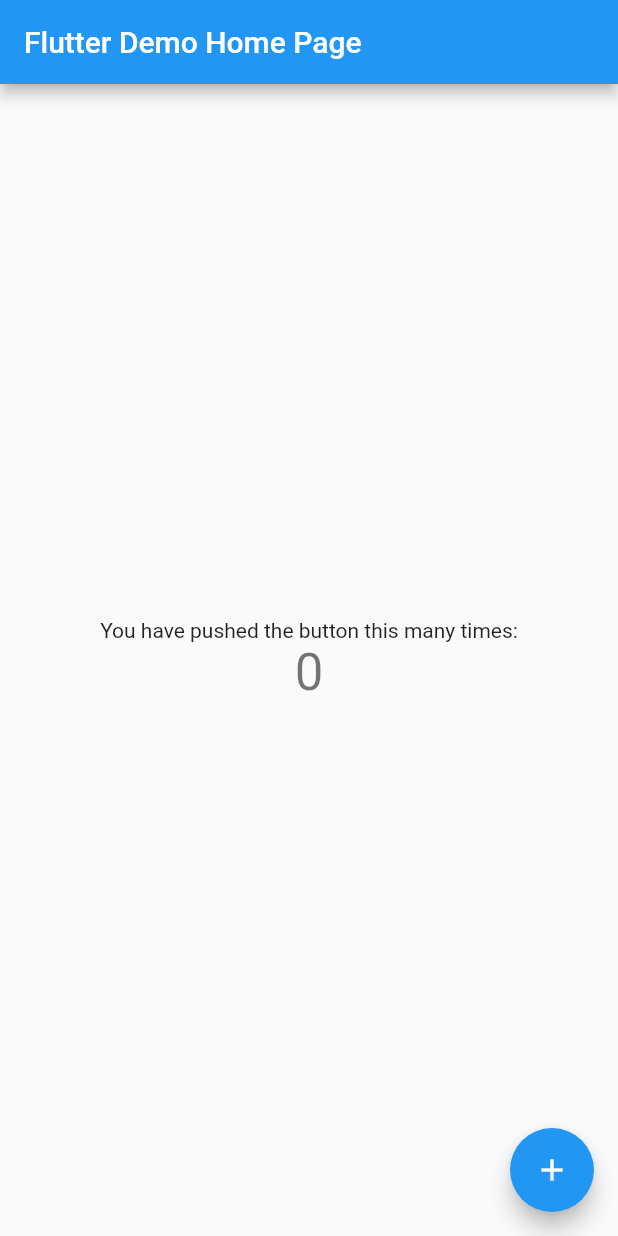
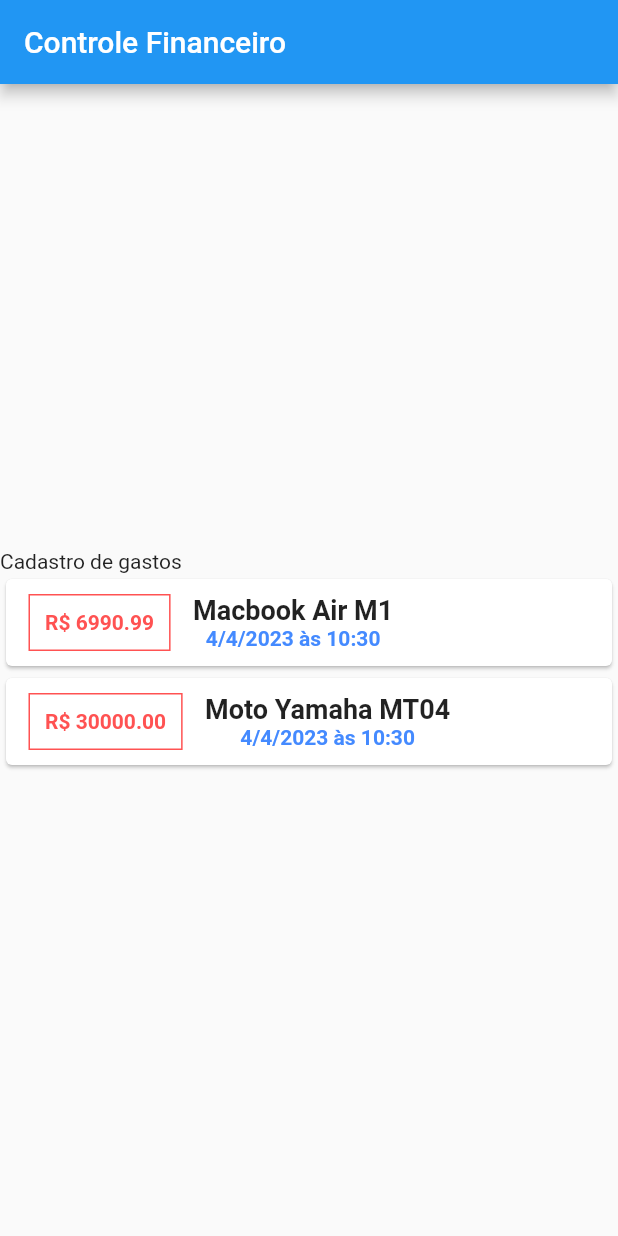
Before and after one commit to caiofers/flutter_financial_control, a Flutter app: the screen it shows after launch, on a phone screen of 412 x 824 dp. Run offline on Flutter 3.47's test engine with Material 2 defaults, Android fonts, the phone set to English and light mode, and no system bars.

Commit message:
Listagem de transações - Layout de baixa fidelidade

```diff
--- /dev/null
+++ b/lib/financial_transactions_widget.dart
@@ -0,0 +1,58 @@
+import 'package:flutter/material.dart';
+import './model/financial_transaction.dart';
+
+class FinancialTransactionsWidget extends StatefulWidget {
+  const FinancialTransactionsWidget({super.key});
+
+  @override
+  State<FinancialTransactionsWidget> createState() =>
+      _FinancialTransactionsWidgetState();
+}
+
+class _FinancialTransactionsWidgetState
+    extends State<FinancialTransactionsWidget> {
+  List<FinancialTransaction> transactions = [
+    FinancialTransaction("0", "Macbook Air M1", 6990.99, DateTime.now()),
+    FinancialTransaction("1", "Moto Yamaha MT04", 30000, DateTime.now()),
+  ];
+
+  @override
+  Widget build(BuildContext context) {
+    return Column(
+        children: transactions.map((transaction) {
+      return Card(
+        child: Row(
+          children: [
+            Container(
+              margin: const EdgeInsets.symmetric(vertical: 10, horizontal: 15),
+              padding: const EdgeInsets.all(10),
+              decoration: BoxDecoration(
+                  border: Border.all(color: Colors.redAccent, width: 1)),
+              child: Text(
+                "R\$ ${transaction.value.toStringAsFixed(2)}",
+                style: const TextStyle(
+                    fontWeight: FontWeight.bold, color: Colors.redAccent),
+              ),
+            ),
+            Column(
+              children: [
+                Text(
+                  transaction.description,
+                  style: const TextStyle(
+                      fontSize: 18, fontWeight: FontWeight.bold),
+                ),
+                Text(
+                  "${transaction.date.toLocal().day}/${transaction.date.toLocal().month}/${transaction.date.toLocal().year} às ${transaction.date.toLocal().hour}:${transaction.date.toLocal().minute}",
+                  style: const TextStyle(
+                      fontSize: 14,
+                      fontWeight: FontWeight.bold,
+                      color: Colors.blueAccent),
+                )
+              ],
+            )
+          ],
+        ),
+      );
+    }).toList());
+  }
+}
--- a/lib/main.dart
+++ b/lib/main.dart
@@ -1,115 +1,39 @@
 import 'package:flutter/material.dart';
+import 'package:flutter_financial_control/financial_transactions_widget.dart';
 
 void main() {
-  runApp(const MyApp());
+  runApp(const FinancialControlApp());
 }
 
-class MyApp extends StatelessWidget {
-  const MyApp({super.key});
+class FinancialControlApp extends StatelessWidget {
+  const FinancialControlApp({super.key});
 
-  // This widget is the root of your application.
   @override
   Widget build(BuildContext context) {
-    return MaterialApp(
-      title: 'Flutter Demo',
-      theme: ThemeData(
-        // This is the theme of your application.
-        //
-        // Try running your application with "flutter run". You'll see the
-        // application has a blue toolbar. Then, without quitting the app, try
-        // changing the primarySwatch below to Colors.green and then invoke
-        // "hot reload" (press "r" in the console where you ran "flutter run",
-        // or simply save your changes to "hot reload" in a Flutter IDE).
-        // Notice that the counter didn't reset back to zero; the application
-        // is not restarted.
-        primarySwatch: Colors.blue,
+    return const MaterialApp(home: HomePage());
+  }
+}
+
+class HomePage extends StatefulWidget {
+  const HomePage({super.key});
+
+  @override
+  State<HomePage> createState() => _HomePageState();
+}
+
+class _HomePageState extends State<HomePage> {
+  @override
+  Widget build(BuildContext context) {
+    return Scaffold(
+      appBar: AppBar(title: const Text("Controle Financeiro")),
+      body: Column(
+        mainAxisAlignment: MainAxisAlignment.center,
+        crossAxisAlignment: CrossAxisAlignment.stretch,
+        children: const [
+          Text("Cadastro de gastos"),
+          FinancialTransactionsWidget()
+        ],
       ),
-      home: const MyHomePage(title: 'Flutter Demo Home Page'),
     );
   }
 }
-
-class MyHomePage extends StatefulWidget {
-  const MyHomePage({super.key, required this.title});
-
-  // This widget is the home page of your application. It is stateful, meaning
-  // that it has a State object (defined below) that contains fields that affect
-  // how it looks.
-
-  // This class is the configuration for the state. It holds the values (in this
-  // case the title) provided by the parent (in this case the App widget) and
-  // used by the build method of the State. Fields in a Widget subclass are
-  // always marked "final".
-
-  final String title;
-
-  @override
-  State<MyHomePage> createState() => _MyHomePageState();
-}
-
-class _MyHomePageState extends State<MyHomePage> {
-  int _counter = 0;
-
-  void _incrementCounter() {
-    setState(() {
-      // This call to setState tells the Flutter framework that something has
-      // changed in this State, which causes it to rerun the build method below
-      // so that the display can reflect the updated values. If we changed
-      // _counter without calling setState(), then the build method would not be
-      // called again, and so nothing would appear to happen.
-      _counter++;
-    });
-  }
-
-  @override
-  Widget build(BuildContext context) {
-    // This method is rerun every time setState is called, for instance as done
-    // by the _incrementCounter method above.
-    //
-    // The Flutter framework has been optimized to make rerunning build methods
-    // fast, so that you can just rebuild anything that needs updating rather
-    // than having to individually change instances of widgets.
-    return Scaffold(
-      appBar: AppBar(
-        // Here we take the value from the MyHomePage object that was created by
-        // the App.build method, and use it to set our appbar title.
-        title: Text(widget.title),
-      ),
-      body: Center(
-        // Center is a layout widget. It takes a single child and positions it
-        // in the middle of the parent.
-        child: Column(
-          // Column is also a layout widget. It takes a list of children and
-          // arranges them vertically. By default, it sizes itself to fit its
-          // children horizontally, and tries to be as tall as its parent.
-          //
-          // Invoke "debug painting" (press "p" in the console, choose the
-          // "Toggle Debug Paint" action from the Flutter Inspector in Android
-          // Studio, or the "Toggle Debug Paint" command in Visual Studio Code)
-          // to see the wireframe for each widget.
-          //
-          // Column has various properties to control how it sizes itself and
-          // how it positions its children. Here we use mainAxisAlignment to
-          // center the children vertically; the main axis here is the vertical
-          // axis because Columns are vertical (the cross axis would be
-          // horizontal).
-          mainAxisAlignment: MainAxisAlignment.center,
-          children: <Widget>[
-            const Text(
-              'You have pushed the button this many times:',
-            ),
-            Text(
-              '$_counter',
-              style: Theme.of(context).textTheme.headline4,
-            ),
-          ],
-        ),
-      ),
-      floatingActionButton: FloatingActionButton(
-        onPressed: _incrementCounter,
-        tooltip: 'Increment',
-        child: const Icon(Icons.add),
-      ), // This trailing comma makes auto-formatting nicer for build methods.
-    );
-  }
-}
--- /dev/null
+++ b/lib/model/financial_transaction.dart
@@ -0,0 +1,8 @@
+class FinancialTransaction {
+  String id;
+  String description;
+  double value;
+  DateTime date;
+
+  FinancialTransaction(this.id, this.description, this.value, this.date);
+}
```
